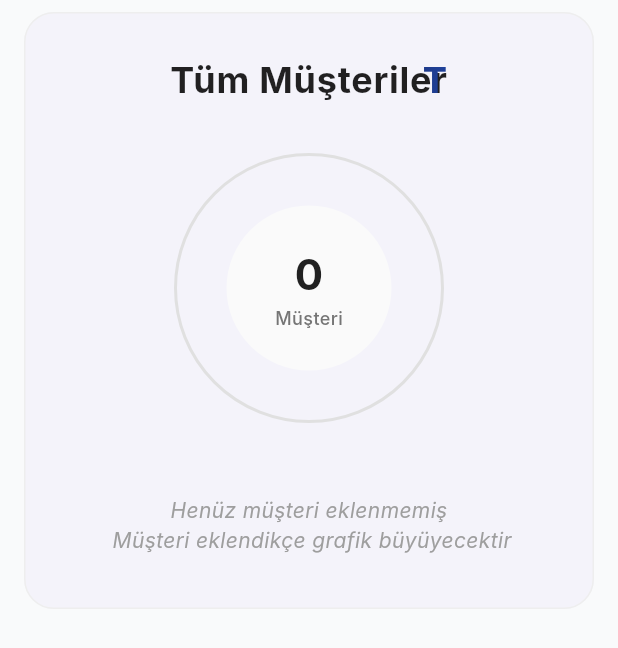
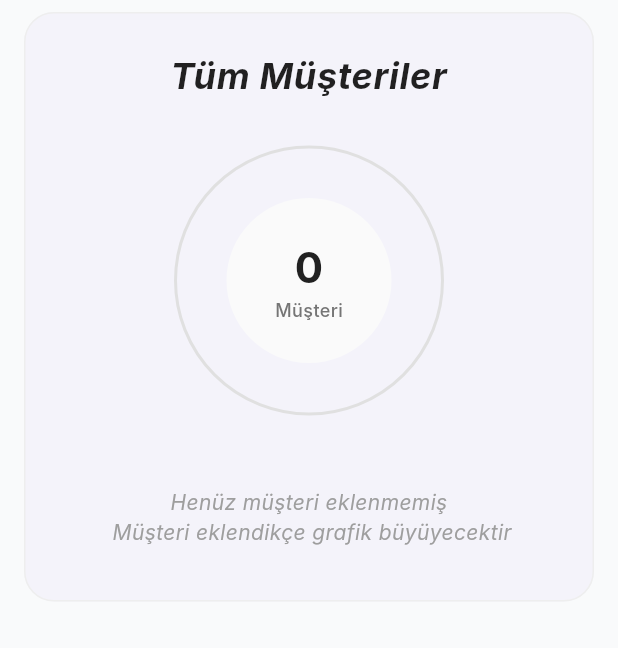
Before and after one commit to alparslan166/su-aritma-crm, a Flutter app: the CustomerDonutChart widget shown alone on an empty page, opened directly, on a phone screen of 412 x 824 dp. Shown: the top 648 px of the screen. Run offline on Flutter 3.47's test engine with Material 3 defaults, Android fonts, the phone set to English and light mode, and no system bars; our stand-ins replace dio, equatable, firebase_core, firebase_messaging, fl_chart, flutter_hooks and 10 more; accounts and stored records are empty; network calls fail; Roboto replaces fonts that are missing (Inter).

Commit message:
feat: Enhance chart title animation with italic font
- Added italic font style to title text
- Improved light animation with wider, smoother gradient
- Enhanced gradient colors with more vibrant navy blue tones
- Better light sweep effect with smooth transitions
- Increased light width for more visible effect

```diff
--- a/apps/mobile/lib/features/dashboard/presentation/customer_donut_chart.dart
+++ b/apps/mobile/lib/features/dashboard/presentation/customer_donut_chart.dart
@@ -147,20 +147,24 @@ class _CustomerDonutChartState extends ConsumerState<CustomerDonutChart>
                         // Smooth animasyon değeri kullan (CurvedAnimation)
                         final animationValue = _gradientAnimation!.value;
 
-                        // Animasyon değerini 0-1 aralığına normalize et
-                        final normalizedValue = animationValue;
+                        // Animasyon değerini -1.0'dan 2.0'a normalize et (soldan sağa geçiş için)
+                        final normalizedValue = animationValue * 3.0 - 1.0;
 
-                        // Işığın genişliği ve pozisyonu
-                        const lightWidth = 0.4;
-                        final lightPosition = normalizedValue;
+                        // Işığın genişliği (daha geniş ve yumuşak)
+                        const lightWidth = 0.5;
+                        final textWidth = 1.0;
+                        final lightPosition = normalizedValue * textWidth;
                         final lightStart = math.max(0.0, lightPosition - lightWidth / 2);
-                        final lightEnd = math.min(1.0, lightPosition + lightWidth / 2);
+                        final lightEnd = math.min(textWidth, lightPosition + lightWidth / 2);
 
                         return Opacity(
                           opacity: _fadeInAnimation!.value,
                           child: LayoutBuilder(
                             builder: (context, constraints) {
+                              final textWidthPx = constraints.maxWidth;
+
                               return Stack(
+                                alignment: Alignment.center,
                                 children: [
                                   // Mat siyah yazı (arka plan)
                                   Text(
@@ -168,8 +172,10 @@ class _CustomerDonutChartState extends ConsumerState<CustomerDonutChart>
                                     style: TextStyle(
                                       fontSize: 24,
                                       fontWeight: FontWeight.bold,
+                                      fontStyle: FontStyle.italic, // Hafif italik
                                       color: Colors.black87, // Mat siyah
                                       letterSpacing: 0.5,
+                                      height: 1.2,
                                     ),
                                     textAlign: TextAlign.center,
                                     maxLines: 2,
@@ -178,21 +184,32 @@ class _CustomerDonutChartState extends ConsumerState<CustomerDonutChart>
                                   // Lacivert ışık efekti (üstte)
                                   Positioned.fill(
                                     child: ClipRect(
-                                      child: Align(
-                                        alignment: Alignment.centerLeft,
-                                        widthFactor: lightEnd - lightStart,
-                                        child: Transform.translate(
-                                          offset: Offset(constraints.maxWidth * lightStart, 0),
+                                      child: AnimatedBuilder(
+                                        animation: _gradientAnimation!,
+                                        builder: (context, child) {
+                                          return Stack(
+                                            children: [
+                                              // Ana ışık efekti
+                                              if (lightEnd > 0 && lightStart < textWidth)
+                                                Positioned(
+                                                  left: math.max(0.0, lightStart * textWidthPx),
+                                                  width: (lightEnd - lightStart) * textWidthPx,
                                                   child: ShaderMask(
+                                                    blendMode: BlendMode.srcATop,
                                                     shaderCallback: (bounds) {
                                                       return LinearGradient(
                                                         begin: Alignment.centerLeft,
                                                         end: Alignment.centerRight,
                                                         colors: [
-                                                  const Color(0xFF1E3A8A), // Lacivert
+                                                          Colors.transparent,
+                                                          const Color(0xFF1E3A8A).withOpacity(0.3), // Lacivert (hafif)
+                                                          const Color(0xFF2563EB), // Açık lacivert (parlak)
+                                                          const Color(0xFF3B82F6).withOpacity(0.9), // Daha açık
                                                           const Color(0xFF2563EB), // Açık lacivert
-                                                  const Color(0xFF1E3A8A), // Lacivert
+                                                          const Color(0xFF1E3A8A).withOpacity(0.3), // Lacivert (hafif)
+                                                          Colors.transparent,
                                                         ],
+                                                        stops: const [0.0, 0.2, 0.4, 0.5, 0.6, 0.8, 1.0],
                                                       ).createShader(bounds);
                                                     },
                                                     child: Text(
@@ -200,8 +217,10 @@ class _CustomerDonutChartState extends ConsumerState<CustomerDonutChart>
                                                       style: TextStyle(
                                                         fontSize: 24,
                                                         fontWeight: FontWeight.bold,
+                                                        fontStyle: FontStyle.italic, // Hafif italik
                                                         color: Colors.white,
                                                         letterSpacing: 0.5,
+                                                        height: 1.2,
                                                       ),
                                                       textAlign: TextAlign.center,
                                                       maxLines: 2,
@@ -209,6 +228,9 @@ class _CustomerDonutChartState extends ConsumerState<CustomerDonutChart>
                                                     ),
                                                   ),
                                                 ),
+                                            ],
+                                          );
+                                        },
                                       ),
                                     ),
                                   ),
```
Lines whose indentation alone changed are shown as unchanged.
